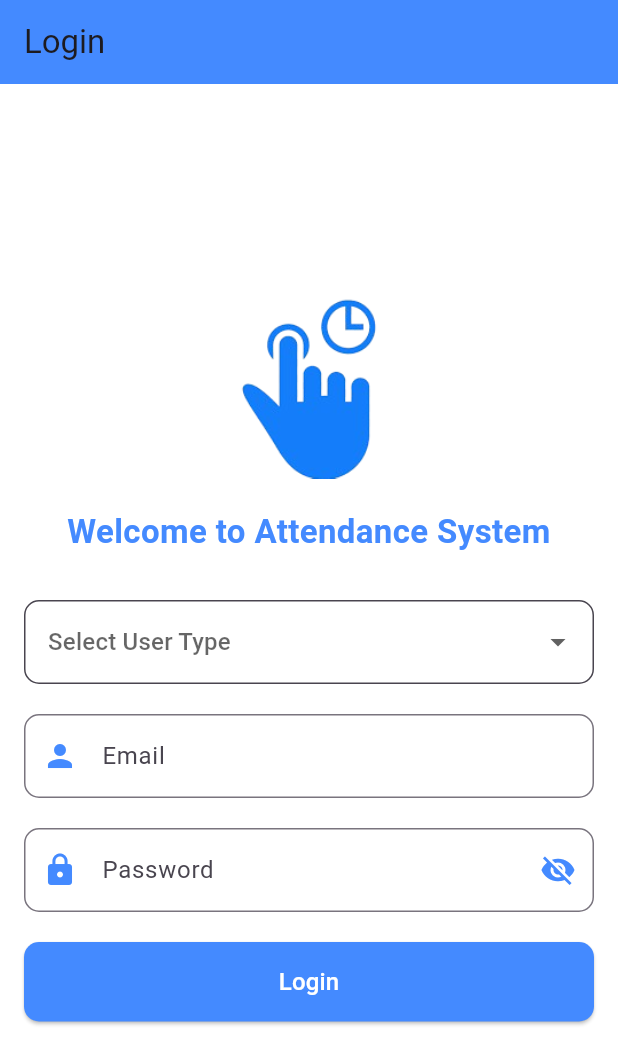
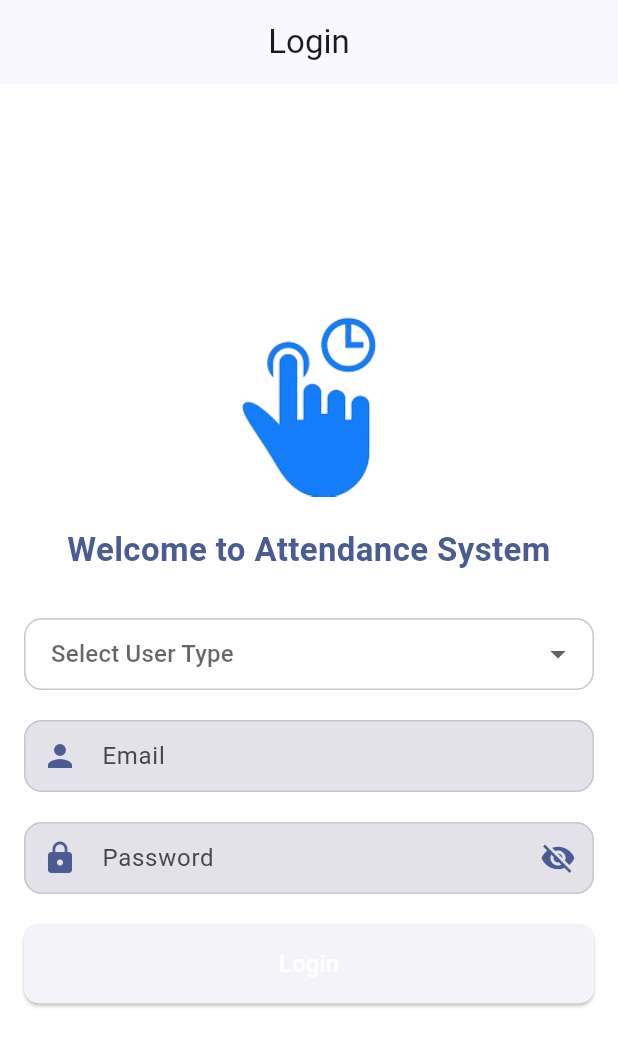
Before and after one commit to wiemkefli/attendance-system-geolocation, a Flutter app: the screen it shows after launch, on a phone screen of 412 x 824 dp. Shown: the top 1064 px of the screen. Run offline on Flutter 3.47's test engine with Material 3 defaults, Android fonts, the phone set to English and light mode, and no system bars; our stand-ins replace flutter_local_notifications, geolocator, jwt_decoder, permission_handler, printing, shared_preferences; missing offline and left inert: workmanager.

Commit message:
LP-001: add global theme and modernize UI styling

```diff
--- a/flutter/lib/main.dart
+++ b/flutter/lib/main.dart
@@ -13,6 +13,7 @@ import 'package:attendancesystem/screens/student/profile_page.dart';
 import 'package:attendancesystem/screens/student/student_main_page.dart';
 import 'package:attendancesystem/screens/student/timetable.dart';
 import 'package:attendancesystem/services/background_task.dart' as bg_task;
+import 'package:attendancesystem/theme/app_theme.dart';
 import 'package:flutter/material.dart';
 import 'package:workmanager/workmanager.dart';
 
@@ -32,6 +33,9 @@ class MyApp extends StatelessWidget {
     return MaterialApp(
       debugShowCheckedModeBanner: false,
       title: 'Attendance System',
+      theme: AppTheme.light(),
+      darkTheme: AppTheme.dark(),
+      themeMode: ThemeMode.system,
       initialRoute: AppRoutes.login,
       routes: {
         AppRoutes.login: (context) => const LoginPage(),
--- a/flutter/lib/screens/admin/attendance_report.dart
+++ b/flutter/lib/screens/admin/attendance_report.dart
@@ -210,7 +210,6 @@ class _AttendanceReportPageState extends State<AttendanceReportPage> {
     return Scaffold(
       appBar: AppBar(
         title: const Text("Group Attendance Report"),
-        backgroundColor: Colors.blueAccent,
       ),
       drawer: const AdminDrawer(currentRoute: AppRoutes.adminAttendanceReport),
       body: SingleChildScrollView(
@@ -274,7 +273,6 @@ class _AttendanceReportPageState extends State<AttendanceReportPage> {
                 ElevatedButton.icon(
                   icon: const Icon(Icons.search),
                   label: const Text("Generate Report"),
-                  style: ElevatedButton.styleFrom(backgroundColor: Colors.blueAccent),
                   onPressed: _fetchAttendanceSummary,
                 ),
                 const SizedBox(width: 10),
--- a/flutter/lib/screens/admin/group.dart
+++ b/flutter/lib/screens/admin/group.dart
@@ -146,7 +146,6 @@ class _GroupsPageState extends State<GroupsPage> {
     return Scaffold(
       appBar: AppBar(
         title: const Text('Manage Groups'),
-        backgroundColor: Colors.blueAccent,
       ),
       drawer: const AdminDrawer(currentRoute: AppRoutes.adminGroups),
       body: Padding(
@@ -164,7 +163,6 @@ class _GroupsPageState extends State<GroupsPage> {
           const SizedBox(height: 10),
           ElevatedButton(
             onPressed: _addGroup,
-            style: ElevatedButton.styleFrom(backgroundColor: Colors.blueAccent),
             child: const Text('Add Group'),
           ),
           const SizedBox(height: 20),
--- a/flutter/lib/screens/admin/lesson.dart
+++ b/flutter/lib/screens/admin/lesson.dart
@@ -251,7 +251,7 @@ class _LessonsPageState extends State<LessonsPage> {
   @override
   Widget build(BuildContext context) {
     return Scaffold(
-      appBar: AppBar(title: const Text('Manage Lessons'), backgroundColor: Colors.blueAccent),
+      appBar: AppBar(title: const Text('Manage Lessons')),
       drawer: const AdminDrawer(currentRoute: AppRoutes.adminLessons),
       body: Padding(
         padding: const EdgeInsets.all(16.0),
@@ -348,7 +348,6 @@ class _LessonsPageState extends State<LessonsPage> {
 
           ElevatedButton(
             onPressed: _addLesson,
-            style: ElevatedButton.styleFrom(backgroundColor: Colors.blueAccent),
             child: const Text('Add Lesson'),
           ),
           const SizedBox(height: 20),
--- a/flutter/lib/screens/admin/location.dart
+++ b/flutter/lib/screens/admin/location.dart
@@ -143,7 +143,6 @@ class _LocationsPageState extends State<LocationsPage> {
     return Scaffold(
       appBar: AppBar(
         title: const Text('Manage Locations'),
-        backgroundColor: Colors.blueAccent,
       ),
       drawer: const AdminDrawer(currentRoute: AppRoutes.adminLocations),
       body: Padding(
@@ -179,7 +178,6 @@ class _LocationsPageState extends State<LocationsPage> {
           const SizedBox(height: 10),
           ElevatedButton(
             onPressed: _addLocation,
-            style: ElevatedButton.styleFrom(backgroundColor: Colors.blueAccent),
             child: const Text('Add Location'),
           ),
           const SizedBox(height: 20),
--- a/flutter/lib/screens/admin/student.dart
+++ b/flutter/lib/screens/admin/student.dart
@@ -179,7 +179,6 @@ class _StudentsPageState extends State<StudentsPage> {
     return Scaffold(
       appBar: AppBar(
         title: const Text('Manage Students'),
-        backgroundColor: Colors.blueAccent,
       ),
       drawer: const AdminDrawer(currentRoute: AppRoutes.adminStudents),
       body: Padding(
@@ -228,7 +227,6 @@ class _StudentsPageState extends State<StudentsPage> {
             const SizedBox(height: 10),
             ElevatedButton(
               onPressed: _addStudent,
-              style: ElevatedButton.styleFrom(backgroundColor: Colors.blueAccent),
               child: const Text('Add Student'),
             ),
             const SizedBox(height: 20),
--- a/flutter/lib/screens/admin/teacher.dart
+++ b/flutter/lib/screens/admin/teacher.dart
@@ -163,7 +163,6 @@ class _TeachersPageState extends State<TeachersPage> {
     return Scaffold(
       appBar: AppBar(
         title: const Text('Manage Teachers'),
-        backgroundColor: Colors.blueAccent,
       ),
       drawer: const AdminDrawer(currentRoute: AppRoutes.adminTeachers),
       body: Padding(
@@ -213,7 +212,6 @@ class _TeachersPageState extends State<TeachersPage> {
             const SizedBox(height: 10),
             ElevatedButton(
               onPressed: _addTeacher,
-              style: ElevatedButton.styleFrom(backgroundColor: Colors.blueAccent),
               child: const Text('Add Teacher'),
             ),
             const SizedBox(height: 20),
--- a/flutter/lib/screens/login_page.dart
+++ b/flutter/lib/screens/login_page.dart
@@ -147,11 +147,11 @@ class LoginPageState extends State<LoginPage> {
 
   @override
   Widget build(BuildContext context) {
+    final colors = Theme.of(context).colorScheme;
     return Scaffold(
       backgroundColor: Colors.white,
       appBar: AppBar(
         title: const Text('Login'),
-        backgroundColor: Colors.blueAccent,
       ),
       body: Center(
         child: SingleChildScrollView(
@@ -161,12 +161,12 @@ class LoginPageState extends State<LoginPage> {
             children: [
               Image.asset('assets/attt.png', height: 120),
               const SizedBox(height: 20),
-              const Text(
+              Text(
                 'Welcome to Attendance System',
                 style: TextStyle(
                   fontSize: 22,
                   fontWeight: FontWeight.bold,
-                  color: Colors.blueAccent,
+                  color: colors.primary,
                 ),
                 textAlign: TextAlign.center,
               ),
@@ -200,7 +200,7 @@ class LoginPageState extends State<LoginPage> {
                   border: OutlineInputBorder(
                       borderRadius: BorderRadius.circular(10)),
                   prefixIcon:
-                      const Icon(Icons.person, color: Colors.blueAccent),
+                      Icon(Icons.person, color: colors.primary),
                 ),
               ),
               const SizedBox(height: 20),
@@ -211,13 +211,13 @@ class LoginPageState extends State<LoginPage> {
                   labelText: 'Password',
                   border: OutlineInputBorder(
                       borderRadius: BorderRadius.circular(10)),
-                  prefixIcon: const Icon(Icons.lock, color: Colors.blueAccent),
+                  prefixIcon: Icon(Icons.lock, color: colors.primary),
                   suffixIcon: IconButton(
                     icon: Icon(
                       _obscurePassword
                           ? Icons.visibility_off
                           : Icons.visibility,
-                      color: Colors.blueAccent,
+                      color: colors.primary,
                     ),
                     onPressed: () {
                       setState(() {
@@ -233,7 +233,6 @@ class LoginPageState extends State<LoginPage> {
                 child: ElevatedButton(
                   onPressed: _login,
                   style: ElevatedButton.styleFrom(
-                    backgroundColor: Colors.blueAccent,
                     shape: RoundedRectangleBorder(
                       borderRadius: BorderRadius.circular(10),
                     ),
--- a/flutter/lib/screens/student/attendance_history.dart
+++ b/flutter/lib/screens/student/attendance_history.dart
@@ -127,7 +127,6 @@ class _AttendanceHistoryPageState extends State<AttendanceHistoryPage> {
     return Scaffold(
       appBar: AppBar(
         title: const Text('Attendance History'),
-        backgroundColor: Colors.blueAccent,
       ),
       drawer: const StudentDrawer(currentRoute: AppRoutes.studentAttendanceHistory),
       body: _isLoading
--- a/flutter/lib/screens/student/profile_page.dart
+++ b/flutter/lib/screens/student/profile_page.dart
@@ -90,7 +90,6 @@ class _StudentProfilePageState extends State<StudentProfilePage> {
     return Scaffold(
       appBar: AppBar(
         title: const Text('Student Profile'),
-        backgroundColor: Colors.blueAccent,
       ),
       drawer: const StudentDrawer(currentRoute: AppRoutes.studentProfile),
       body: SingleChildScrollView(
--- a/flutter/lib/screens/student/timetable.dart
+++ b/flutter/lib/screens/student/timetable.dart
@@ -213,7 +213,6 @@ class _TimetablePageState extends State<TimetablePage> {
     return Scaffold(
       appBar: AppBar(
         title: const Text('Timetable'),
-        backgroundColor: Colors.blueAccent,
       ),
       drawer: const StudentDrawer(currentRoute: AppRoutes.studentTimetable),
       body: _isLoading
--- /dev/null
+++ b/flutter/lib/theme/app_theme.dart
@@ -0,0 +1,127 @@
+import 'package:flutter/material.dart';
+
+class AppTheme {
+  static const Color _seedColor = Color(0xFF2563EB);
+
+  static ThemeData light() {
+    final scheme = ColorScheme.fromSeed(
+      seedColor: _seedColor,
+      brightness: Brightness.light,
+    );
+
+    return ThemeData(
+      useMaterial3: true,
+      colorScheme: scheme,
+      scaffoldBackgroundColor: scheme.surface,
+      appBarTheme: AppBarTheme(
+        backgroundColor: scheme.surface,
+        foregroundColor: scheme.onSurface,
+        centerTitle: true,
+        elevation: 0,
+        scrolledUnderElevation: 1,
+      ),
+      cardTheme: CardTheme(
+        elevation: 1,
+        shape: RoundedRectangleBorder(borderRadius: BorderRadius.circular(12)),
+        margin: const EdgeInsets.symmetric(vertical: 6),
+      ),
+      drawerTheme: DrawerThemeData(
+        backgroundColor: scheme.surface,
+      ),
+      inputDecorationTheme: InputDecorationTheme(
+        filled: true,
+        fillColor: scheme.surfaceContainerHighest,
+        border: OutlineInputBorder(
+          borderRadius: BorderRadius.circular(12),
+          borderSide: BorderSide(color: scheme.outlineVariant),
+        ),
+        enabledBorder: OutlineInputBorder(
+          borderRadius: BorderRadius.circular(12),
+          borderSide: BorderSide(color: scheme.outlineVariant),
+        ),
+        focusedBorder: OutlineInputBorder(
+          borderRadius: BorderRadius.circular(12),
+          borderSide: BorderSide(color: scheme.primary, width: 2),
+        ),
+        contentPadding: const EdgeInsets.symmetric(horizontal: 14, vertical: 12),
+      ),
+      elevatedButtonTheme: ElevatedButtonThemeData(
+        style: ElevatedButton.styleFrom(
+          minimumSize: const Size(120, 44),
+          shape: RoundedRectangleBorder(borderRadius: BorderRadius.circular(12)),
+        ),
+      ),
+      filledButtonTheme: FilledButtonThemeData(
+        style: FilledButton.styleFrom(
+          minimumSize: const Size(120, 44),
+          shape: RoundedRectangleBorder(borderRadius: BorderRadius.circular(12)),
+        ),
+      ),
+      snackBarTheme: SnackBarThemeData(
+        behavior: SnackBarBehavior.floating,
+        shape: RoundedRectangleBorder(borderRadius: BorderRadius.circular(12)),
+      ),
+    );
+  }
+
+  static ThemeData dark() {
+    final scheme = ColorScheme.fromSeed(
+      seedColor: _seedColor,
+      brightness: Brightness.dark,
+    );
+
+    return ThemeData(
+      useMaterial3: true,
+      colorScheme: scheme,
+      scaffoldBackgroundColor: scheme.surface,
+      appBarTheme: AppBarTheme(
+        backgroundColor: scheme.surface,
+        foregroundColor: scheme.onSurface,
+        centerTitle: true,
+        elevation: 0,
+        scrolledUnderElevation: 1,
+      ),
+      cardTheme: CardTheme(
+        elevation: 1,
+        shape: RoundedRectangleBorder(borderRadius: BorderRadius.circular(12)),
+        margin: const EdgeInsets.symmetric(vertical: 6),
+      ),
+      drawerTheme: DrawerThemeData(
+        backgroundColor: scheme.surface,
+      ),
+      inputDecorationTheme: InputDecorationTheme(
+        filled: true,
+        fillColor: scheme.surfaceContainerHighest,
+        border: OutlineInputBorder(
+          borderRadius: BorderRadius.circular(12),
+          borderSide: BorderSide(color: scheme.outlineVariant),
+        ),
+        enabledBorder: OutlineInputBorder(
+          borderRadius: BorderRadius.circular(12),
+          borderSide: BorderSide(color: scheme.outlineVariant),
+        ),
+        focusedBorder: OutlineInputBorder(
+          borderRadius: BorderRadius.circular(12),
+          borderSide: BorderSide(color: scheme.primary, width: 2),
+        ),
+        contentPadding: const EdgeInsets.symmetric(horizontal: 14, vertical: 12),
+      ),
+      elevatedButtonTheme: ElevatedButtonThemeData(
+        style: ElevatedButton.styleFrom(
+          minimumSize: const Size(120, 44),
+          shape: RoundedRectangleBorder(borderRadius: BorderRadius.circular(12)),
+        ),
+      ),
+      filledButtonTheme: FilledButtonThemeData(
+        style: FilledButton.styleFrom(
+          minimumSize: const Size(120, 44),
+          shape: RoundedRectangleBorder(borderRadius: BorderRadius.circular(12)),
+        ),
+      ),
+      snackBarTheme: SnackBarThemeData(
+        behavior: SnackBarBehavior.floating,
+        shape: RoundedRectangleBorder(borderRadius: BorderRadius.circular(12)),
+      ),
+    );
+  }
+}
```
Also changed, not shown: flutter/lib/screens/admin/admin_main_page.dart (+4 -3 lines), flutter/lib/screens/student/student_main_page.dart (+4 -3 lines), flutter/lib/widgets/admin_drawer.dart (+12 -11 lines), flutter/lib/widgets/student_drawer.dart (+9 -8 lines).
